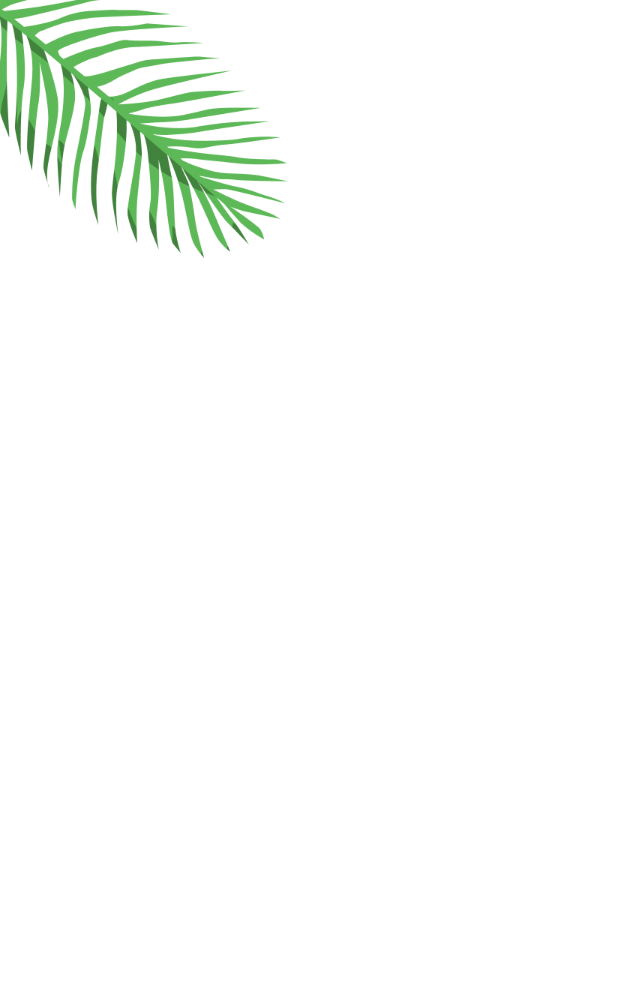
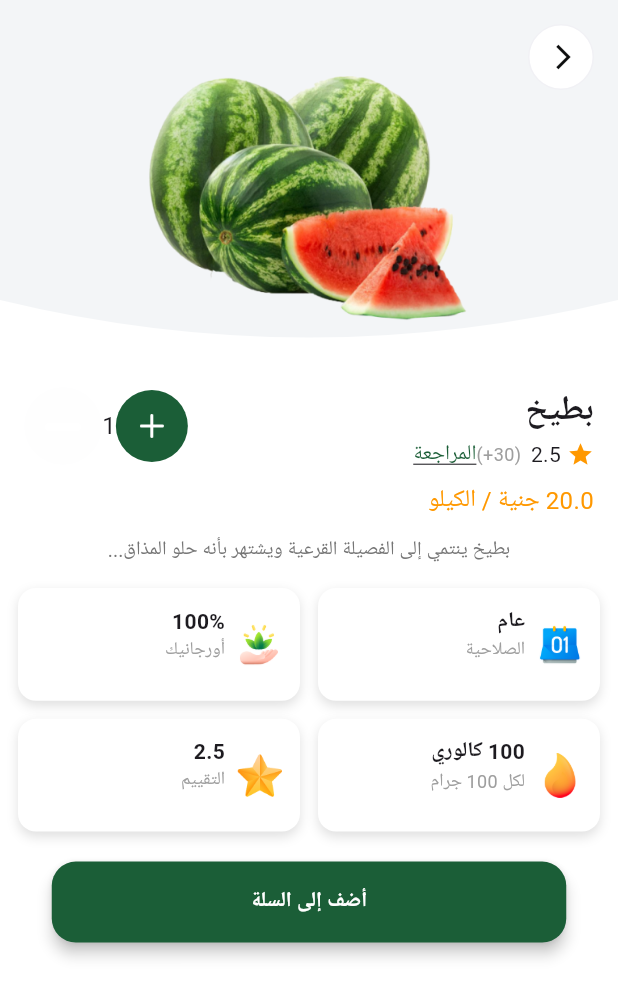
Before and after one commit to Loay-Ahmed/e_commerce, a Flutter app: the first screen one second after launch, on a phone screen of 412 x 824 dp. Shown: the top 998 px of the screen. Run offline on Flutter 3.47's test engine with Material 3 defaults, Android fonts, the phone set to English and light mode, and no system bars; our stand-ins replace bloc, cloud_firestore, firebase_auth, firebase_core, flutter_bloc, flutter_svg and 1 more; accounts and stored records are empty; Roboto replaces fonts that are missing (Cairo).

Commit message:
Added new images and adjusted product details screen. Fixed typos and improved widget structure.

```diff
--- a/lib/core/colors.dart
+++ b/lib/core/colors.dart
@@ -22,4 +22,6 @@ abstract class CustomColors {
 
   // Orange section
   static final orange500 = Color(0xffF4A91F);
+  // white section
+ static final whitef7 =Color(0xff1f1f5);
 }
--- a/lib/core/data/model/product.dart
+++ b/lib/core/data/model/product.dart
@@ -12,7 +12,7 @@ class Product {
   static int counter = 0;
 
   Product(
-    this.productName,
+      this.productName,
     this.price,
     this.imageUrl,
     this.quantity,
--- a/lib/core/data/services/product_service.dart
+++ b/lib/core/data/services/product_service.dart
@@ -15,7 +15,7 @@ class ProductService {
     return res.data() ?? {};
   }
 
-  void addProduct(Product product) async {
+  Future<void> addProduct(Product product) async {
     await storage
         .collection("products")
         .doc(product.id.toString())
--- /dev/null
+++ b/lib/features/product_Details/view/details_screen.dart
@@ -0,0 +1,241 @@
+import 'package:flutter/material.dart';
+import 'package:google_fonts/google_fonts.dart';
+import '../../../core/colors.dart';
+import '../../../core/data/model/product.dart';
+import '../../auth/widgets/custom_app_bar.dart';
+
+class ProductDetailsScreen extends StatelessWidget {
+  final Product product;
+  const ProductDetailsScreen({super.key, required this.product});
+
+  @override
+  Widget build(BuildContext context) {
+    return Scaffold(
+      backgroundColor: Colors.white,
+      body: SafeArea(
+        child: Column(
+          children: [
+            Stack(
+              children: [
+                ClipPath(
+                  clipper: CustomClipPath(),
+                  child: Container(
+                    height: 250,
+                    width: double.infinity,
+                    decoration: BoxDecoration(
+                        image: DecorationImage(
+                            image: AssetImage('assets/images/background_details.png'),
+                           fit: BoxFit.cover,
+                        ),
+                    ),
+                 //  color: Colors.black.,
+                  ),
+                ),
+                Align(
+                  alignment: Alignment.topCenter,
+                  child: Padding(
+                    padding: const EdgeInsets.only(top: 40.0),
+                    child: Placeholder(
+                      child:Image.asset(product.imageUrl
+                       , height: 180,
+                        ),
+                      fallbackHeight: 180,
+                      color: Colors.transparent,
+                    ),
+                  ),
+                ),
+                Positioned(
+                  top: 16,
+                  left: 16,
+                  right: 16,
+                  child: CustomAppBar(title: ''),
+                ),
+              ],
+            ),
+            Padding(
+              padding: const EdgeInsets.symmetric(horizontal: 16.0, vertical: 8),
+              child: Builder(
+                builder: (context) {
+                  int quantity = 1;
+                  return Row(
+                    crossAxisAlignment: CrossAxisAlignment.start,
+                    children: [
+
+                      Expanded(
+                        child: Column(
+                          crossAxisAlignment: CrossAxisAlignment.start,
+                          children: [
+                            Text(
+                              product.productName,
+                              style: TextStyle(fontWeight: FontWeight.bold, fontSize: 22),
+                              textAlign: TextAlign.right,
+                            ),
+                            SizedBox(height: 4),
+                            Row(
+                              children: [
+                                Icon(Icons.star, color: Colors.orange, size: 18),
+                                SizedBox(width: 4),
+                                Text("${product.rating}", style: TextStyle(fontSize: 14)),
+                                Text("  (30+)", style: TextStyle(fontSize: 12, color: Colors.grey)),
+                                Text("المراجعة",style: TextStyle(color: CustomColors.green1_500,decoration: TextDecoration.underline),)
+                              ],
+                            ),
+                            SizedBox(height: 8),
+                            Text(
+                              "${product.price} جنية / الكيلو",
+                              style: TextStyle(color: Colors.orange, fontSize: 16),
+                              textAlign: TextAlign.right,
+                            ),
+                          ],
+                        ),
+                      ),
+
+                      SizedBox(width: 16),
+
+                      StatefulBuilder(
+                        builder: (context, setState) {
+                          return Row(
+                            children: [
+                              Container(
+                                decoration: BoxDecoration(
+                                  color: CustomColors.green1_500,
+                                  shape: BoxShape.circle,
+                                ),
+                                child: IconButton(
+                                  icon: Image.asset('assets/images/plus.png',width:16,height: 16 ,color:Colors.white),
+                                  onPressed: () {
+                                     {
+                                      setState(() => quantity++);
+                                    }
+                                  },
+                                ),
+                              ),
+
+                              Text("$quantity", style: TextStyle(fontSize: 16)),
+                              Container(
+                          decoration: BoxDecoration(
+                          color: CustomColors.whitef7,
+                          shape: BoxShape.circle,
+                          ),
+                                child: IconButton(
+                                  icon: Image.asset('assets/images/minus.png',width: 36,height: 36,color:Colors.white ),
+                                  onPressed: () {
+                                    setState(() => quantity--);
+                                  },
+                                ),
+                              ),
+                            ],
+                          );
+                        },
+                      ),
+                    ],
+                  );
+                },
+              ),
+            ),
+
+
+            Padding(
+              padding: const EdgeInsets.symmetric(horizontal: 16.0, vertical: 4),
+              child: Text(
+                "${product.productName} ينتمي إلى الفصيلة القرعية ويشتهر بأنه حلو المذاق...",
+                style: TextStyle(color: Colors.grey.shade600, fontSize: 13),
+              ),
+            ),
+
+
+            Padding(
+              padding: const EdgeInsets.symmetric(horizontal: 12.0, vertical: 12),
+              child: GridView.count(
+                crossAxisCount: 2,
+                shrinkWrap: true,
+                mainAxisSpacing: 12,
+                crossAxisSpacing: 12,
+                physics: NeverScrollableScrollPhysics(),
+                childAspectRatio: 2.5,
+                children: [
+                  _buildInfoCard('assets/images/exipdate.png', 'عام', 'الصلاحية'),
+                  _buildInfoCard('assets/images/organic.png', '100%', 'أورجانيك'),
+                  _buildInfoCard('assets/images/calories.png', '${product.calories} كالوري', 'لكل 100 جرام'),
+                  _buildInfoCard('assets/images/star.png', '${product.rating}', 'التقييم'),
+                ],
+              ),
+            ),
+
+            Padding(
+              padding: const EdgeInsets.symmetric(horizontal: 16, vertical: 8),
+              child: SizedBox(
+                width:343,
+                height: 54,
+                child: ElevatedButton(
+                  style: ElevatedButton.styleFrom(backgroundColor: CustomColors.green1_500,
+                  shape: RoundedRectangleBorder(
+                    borderRadius: BorderRadius.circular(16)
+                  ),
+                    padding: EdgeInsets.only(top: 15,right: 48,bottom: 15,left: 48),
+                    elevation: 4,
+                  ),
+                  onPressed: () {},
+                  child: Text("أضف إلى السلة",
+                      style: GoogleFonts.cairo(fontSize: 14,color: Colors.white,fontWeight: FontWeight.bold),
+                  ),
+                ),
+              ),
+            )
+          ],
+        ),
+      ),
+    );
+  }
+
+  Widget _buildInfoCard(String imagePath, String value, String label) {
+    return Container(
+      padding: EdgeInsets.all(12),
+      decoration: BoxDecoration(
+        color: Colors.white,
+        borderRadius: BorderRadius.circular(12),
+        boxShadow: [
+          BoxShadow(
+            color: Colors.black12,
+            blurRadius: 6,
+            offset: Offset(0, 3),
+          ),
+        ],
+      ),
+      child: Row(
+        children: [
+          Image.asset(
+            imagePath,
+            width: 30,
+            height: 30,
+            fit: BoxFit.contain,
+          ),
+          SizedBox(width: 8),
+          Column(
+            crossAxisAlignment: CrossAxisAlignment.start,
+            children: [
+              Text(value, style: TextStyle(fontWeight: FontWeight.bold)),
+              Text(label, style: TextStyle(fontSize: 12, color: Colors.grey)),
+            ],
+          )
+        ],
+      ),
+    );
+  }
+
+}
+
+class CustomClipPath extends CustomClipper<Path> {
+  @override
+  Path getClip(Size size) {
+    Path path = Path();
+    path.lineTo(0, size.height - 50);
+    path.quadraticBezierTo(size.width / 2, size.height, size.width, size.height - 50);
+    path.lineTo(size.width, 0);
+    path.close();
+    return path;
+  }
+
+  @override
+  bool shouldReclip(covariant CustomClipper<Path> oldClipper) => false;
+}
--- /dev/null
+++ b/lib/features/product_Details/view_model/details_view_model.dart
@@ -0,0 +1,16 @@
+
+
+import '../../../core/data/model/product.dart';
+import '../../../core/data/services/product_service.dart';
+
+class DetailsViewModel {
+  final ProductService _service = ProductService();
+
+  Future<void> saveProduct(Product product) async {
+    try {
+      await _service.addProduct(product);
+    } catch (e) {
+      print("Error saving product: $e");
+    }
+  }
+}
--- a/lib/main.dart
+++ b/lib/main.dart
@@ -1,3 +1,4 @@
+import 'package:e_commerce/core/data/model/product.dart';
 import 'package:e_commerce/features/onboarding/view/onboarding_screen.dart';
 import 'package:firebase_core/firebase_core.dart';
 import 'package:flutter/material.dart';
@@ -9,6 +10,7 @@
 import 'features/auth/view/login.dart';
 import 'features/auth/view_model/auth_cubit.dart';
 import 'features/auth/view_model/auth_states.dart';
+import 'features/product_Details/view/details_screen.dart';
 import 'generated/l10n.dart';
 import 'firebase_options.dart';
 
@@ -43,7 +45,8 @@
       title: 'E-Commerce App',
       theme: ThemeData().copyWith(scaffoldBackgroundColor: Colors.white),
       debugShowCheckedModeBanner: false,
-      home: OnboardingScreen(),
+      home: //OnboardingScreen(),
+     ProductDetailsScreen(product:  Product('بطيخ', 20.0, "assets/images/water_malon.png", 2, 2.5, 100,DateTime(2025, 12, 31), 20)),
     );
   }
 }
```
Also changed, not shown: assets/images/background_details.png (added), assets/images/calories.png (added), assets/images/exipdate.png (added), assets/images/minus.png (added), assets/images/organic.png (added), assets/images/plus.png (added), assets/images/star.png (added), assets/images/water_malon.png (added).
